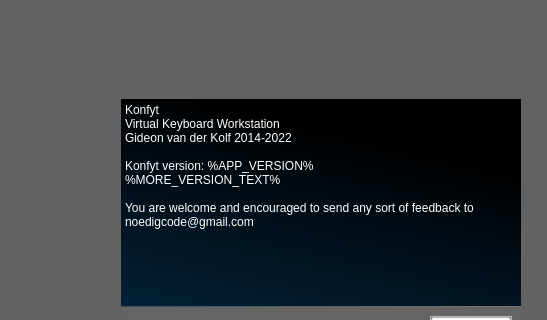
This is src/aboutdialog.ui in noedigcode/konfyt as Qt 5 draws it before an edit; both pictures show x 0 to 547 and y 0 to 320 of the 641 by 445 pixel window. The edited form follows.
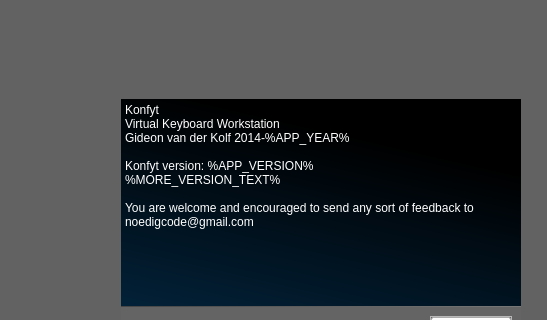
This is the edited form.

Commit message: Update changelog; Update desktop file; Add icon next to desktop file; Use single define for year throughout app, similar to version number; Bump version to 1.1.7.

```diff
--- a/src/aboutdialog.ui
+++ b/src/aboutdialog.ui
@@ -145,7 +145,7 @@
            <property name="plainText">
             <string>Konfyt
 Virtual Keyboard Workstation
-Gideon van der Kolf 2014-2022
+Gideon van der Kolf 2014-%APP_YEAR%
 
 Konfyt version: %APP_VERSION%
 %MORE_VERSION_TEXT%
```
The commit also changes 7 other files.
